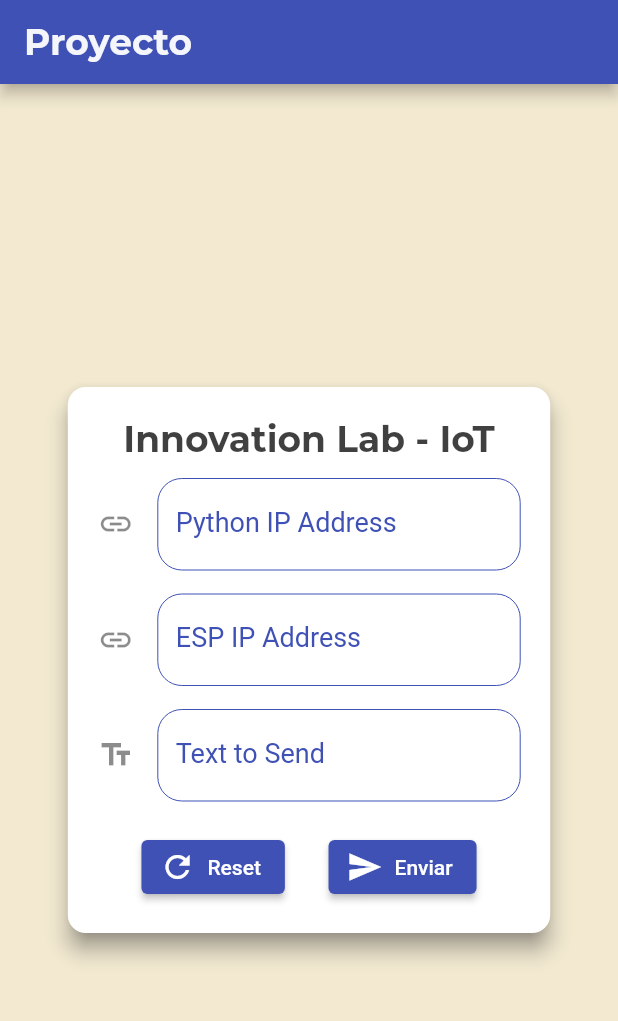
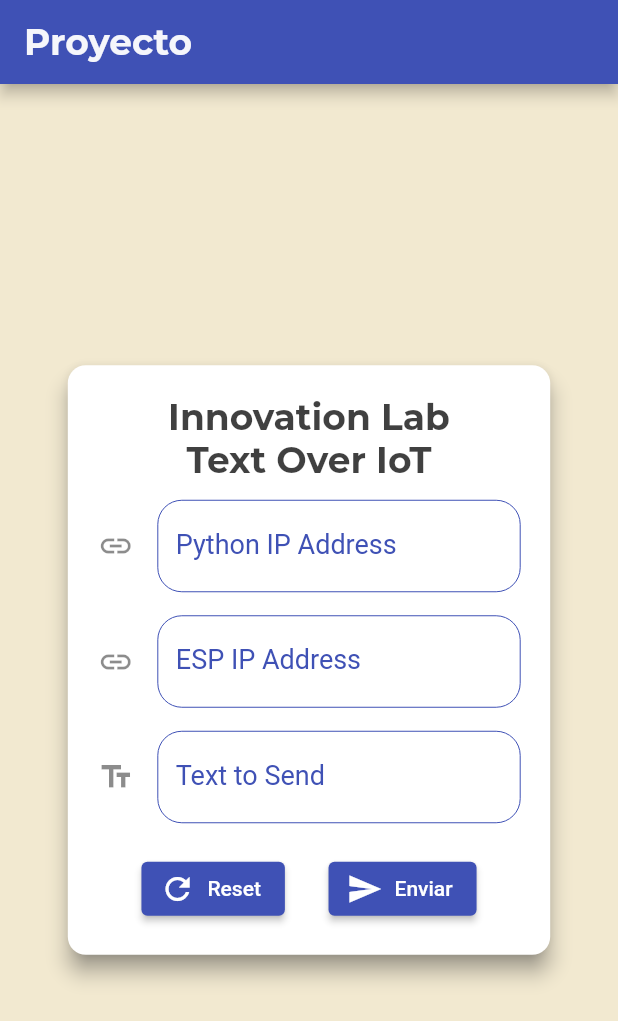
Before and after one commit to KevinHern/text_iot, a Flutter app: the screen it shows after launch, on a phone screen of 412 x 824 dp. Shown: the top 1021 px of the screen. Run offline on Flutter 3.47's test engine with Material 2 defaults, Android fonts, the phone set to English and light mode, and no system bars; our stand-ins replace awesome_dialog, google_fonts, sn_progress_dialog.

Commit message:
Changed Form Name

```diff
--- a/lib/ui/form/form_screen.dart
+++ b/lib/ui/form/form_screen.dart
@@ -44,7 +44,7 @@ class ESPTextFormScreenState extends State<ESPTextFormScreen> with FormMixin {
           child: Column(
             children: [
               const FormTitle(
-                title: "Innovation Lab - IoT",
+                title: "Innovation Lab\nText Over IoT",
               ),
               const SizedBox(
                 height: spacing,
```
